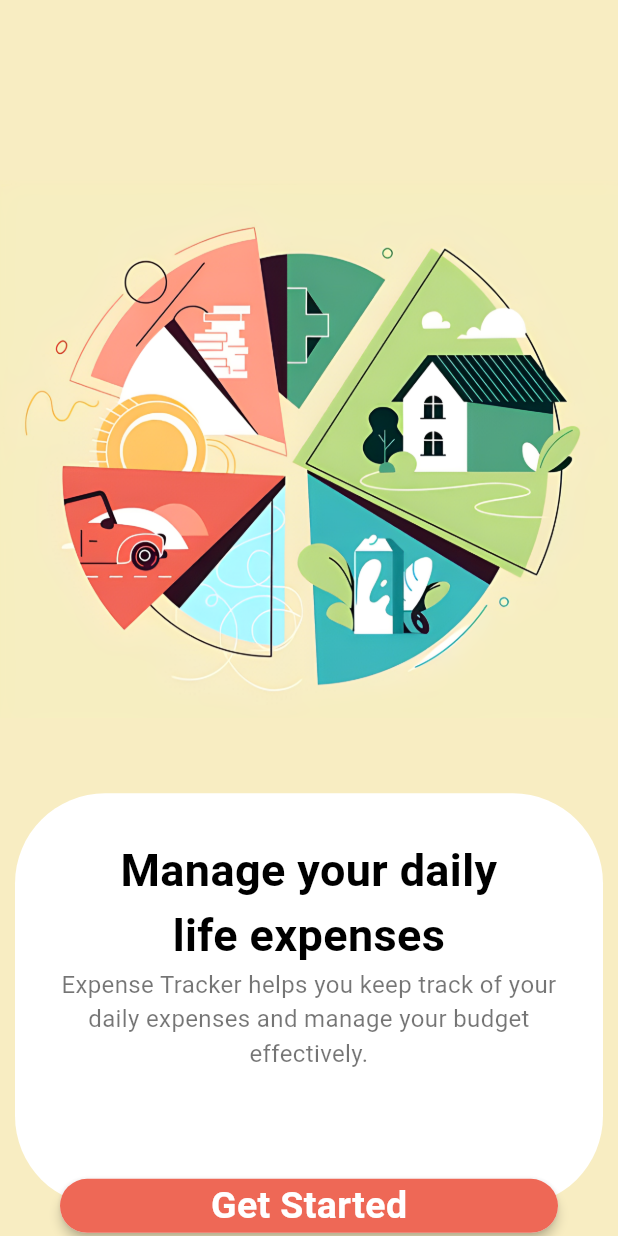
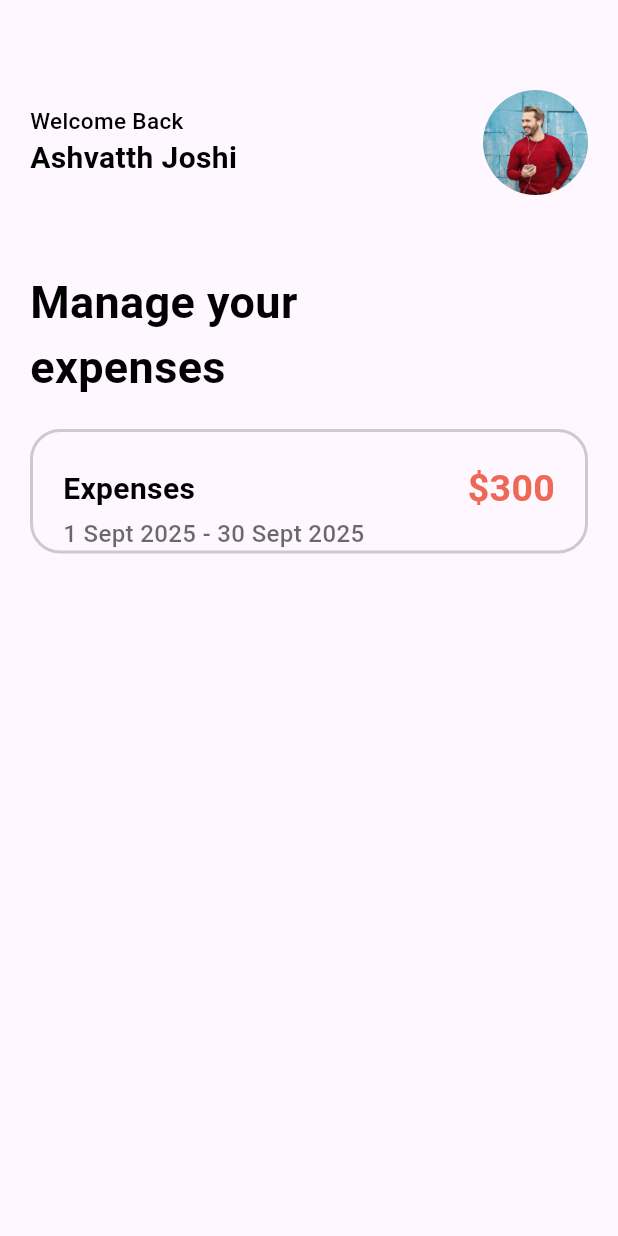
Before and after one commit to PersuasivePost/MAD, a Flutter app: the screen it shows after launch, on a phone screen of 412 x 824 dp. Run offline on Flutter 3.47's test engine with Material 3 defaults, Android fonts, the phone set to English and light mode, and no system bars.

Commit message:
home page basic

```diff
--- a/expense_tracker/lib/main.dart
+++ b/expense_tracker/lib/main.dart
@@ -1,3 +1,4 @@
+import 'package:expense_tracker/pages/home.dart';
 import 'package:flutter/material.dart';
 import 'pages/onboarding.dart';
 
@@ -14,7 +15,7 @@ class MyApp extends StatelessWidget {
       title: 'Expense Tracker',
       debugShowCheckedModeBanner: false,
       theme: ThemeData(primarySwatch: Colors.blue),
-      home: Onboarding(),
+      home: Home(),
     );
   }
 }
--- /dev/null
+++ b/expense_tracker/lib/pages/home.dart
@@ -0,0 +1,104 @@
+import 'package:expense_tracker/services/support_widgets.dart';
+import 'package:flutter/material.dart';
+
+class Home extends StatefulWidget {
+  const Home({super.key});
+
+  @override
+  State<Home> createState() => _HomeState();
+}
+
+class _HomeState extends State<Home> {
+  @override
+  Widget build(BuildContext context) {
+    return Scaffold(
+      body: Container(
+        margin: EdgeInsets.only(top: 60, left: 20, right: 20),
+        child: Column(
+          crossAxisAlignment: CrossAxisAlignment.start,
+          children: [
+            Row(
+              mainAxisAlignment: MainAxisAlignment.spaceBetween,
+              children: [
+                Column(
+                  crossAxisAlignment: CrossAxisAlignment.start,
+                  children: [
+                    Text(
+                      "Welcome Back",
+                      style: TextStyle(
+                        color: Colors.black,
+                        fontSize: 15,
+                        fontWeight: FontWeight.w500,
+                      ),
+                    ),
+                    Text(
+                      "Ashvatth Joshi",
+                      style: AppWidget.headlineTextStyle(20.0),
+                    ),
+                  ],
+                ),
+                ClipRRect(
+                  borderRadius: BorderRadius.circular(60.0),
+                  child: Image.asset(
+                    'images/boy1.jpg',
+                    height: 70.0,
+                    width: 70.0,
+                    fit: BoxFit.cover,
+                  ),
+                ),
+              ],
+            ),
+            SizedBox(height: 50.0),
+            Text(
+              "Manage your\nexpenses",
+              style: AppWidget.headlineTextStyle(30.0),
+            ),
+            // pie chart container
+            SizedBox(height: 20.0),
+            Container(
+              padding: EdgeInsets.only(top: 20.0, left: 20.0, right: 20.0),
+              decoration: BoxDecoration(
+                border: Border.all(
+                  color: const Color.fromARGB(48, 0, 0, 0),
+                  width: 2.0,
+                ),
+                borderRadius: BorderRadius.circular(20.0),
+              ),
+              width: MediaQuery.of(context).size.width,
+              child: Column(
+                crossAxisAlignment: CrossAxisAlignment.start,
+                children: [
+                  Row(
+                    mainAxisAlignment: MainAxisAlignment.spaceBetween,
+                    children: [
+                      Text(
+                        "Expenses",
+                        style: AppWidget.headlineTextStyle(20.0),
+                      ),
+                      Text(
+                        "\$300",
+                        style: TextStyle(
+                          color: Color(0xffee6856),
+                          fontSize: 25.0,
+                          fontWeight: FontWeight.bold,
+                        ),
+                      ),
+                    ],
+                  ),
+                  Text(
+                    "1 Sept 2025 - 30 Sept 2025",
+                    style: TextStyle(
+                      color: const Color.fromARGB(148, 0, 0, 0),
+                      fontSize: 16.0,
+                      fontWeight: FontWeight.w500,
+                    ),
+                  ),
+                ],
+              ),
+            ),
+          ],
+        ),
+      ),
+    );
+  }
+}
```
